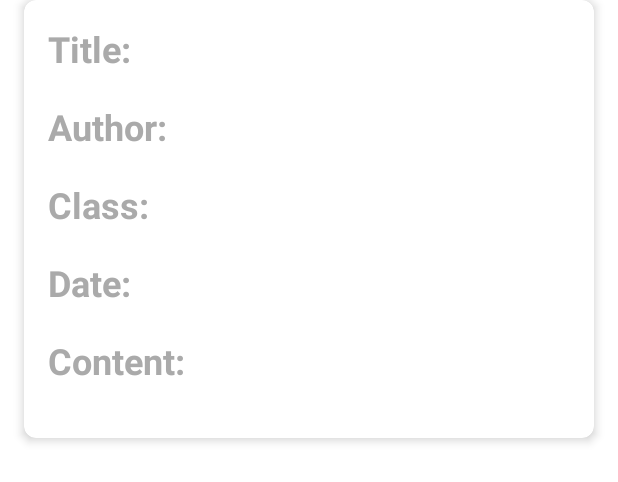
After one commit to Faixifk/ILTeacherApp, an Android app: the layout announcement_item.xml on its own in the app's theme, with its tools: preview values and no code run, on a phone screen of 412 x 824 dp. The commit adds this screen. Shown: the top 482 px of the screen. Run offline under Robolectric (Android 15) with nearby library versions, the phone set to English and light mode, and no system bars.

Commit message:
Added notifications, have some bug.

```diff
--- a/app/build.gradle
+++ b/app/build.gradle
@@ -65,4 +65,7 @@ dependencies {
 
     implementation 'com.android.volley:volley:1.2.1'
 
+    implementation 'com.google.android.material:material:1.4.0'
+
+
 }
--- a/app/src/main/java/com/example/intellilearnteacherapp/APIServices.kt
+++ b/app/src/main/java/com/example/intellilearnteacherapp/APIServices.kt
@@ -77,6 +77,9 @@ interface APIServices {
     @GET("addTeacherSchedule")
     fun getTeacherSchedule(@Query("teacher_ID") teacher_ID : Int) : Call<List<TeacherScheduleItem>>
 
+    @GET("teacherAnnouncement")
+    fun getTeacherAnnouncements(@Query("author") teacher_ID : Int) : Call<List<TeacherAnnouncement>>
+
 
 }
 
--- /dev/null
+++ b/app/src/main/res/drawable/ic_notifications_white_24dp.xml
@@ -0,0 +1,5 @@
+<vector android:height="24dp" android:tint="#FFFFFF"
+    android:viewportHeight="24" android:viewportWidth="24"
+    android:width="24dp" xmlns:android="http://schemas.android.com/apk/res/android">
+    <path android:fillColor="@android:color/holo_red_dark" android:pathData="M12,22c1.1,0 2,-0.9 2,-2h-4c0,1.1 0.89,2 2,2zM18,16v-5c0,-3.07 -1.64,-5.64 -4.5,-6.32L13.5,4c0,-0.83 -0.67,-1.5 -1.5,-1.5s-1.5,0.67 -1.5,1.5v0.68C7.63,5.36 6,7.92 6,11v5l-2,2v1h16v-1l-2,-2z"/>
+</vector>
--- /dev/null
+++ b/app/src/main/res/layout/announcement_item.xml
@@ -0,0 +1,91 @@
+<?xml version="1.0" encoding="utf-8"?>
+<androidx.cardview.widget.CardView xmlns:android="http://schemas.android.com/apk/res/android"
+    xmlns:app="http://schemas.android.com/apk/res-auto"
+    android:id="@+id/announcementCardView"
+    android:layout_width="match_parent"
+    android:layout_height="wrap_content"
+    android:layout_marginBottom="16dp"
+    android:layout_marginLeft="16dp"
+    android:layout_marginRight="16dp"
+    app:cardCornerRadius="8dp"
+    app:cardElevation="4dp">
+
+    <LinearLayout
+        android:id="@+id/announcementLinearLayout"
+        android:layout_width="match_parent"
+        android:layout_height="wrap_content"
+        android:orientation="vertical"
+        android:padding="16dp">
+
+        <TextView
+            android:id="@+id/announcementTitleTextView"
+            style="@style/TitleTextStyle"
+            android:layout_width="match_parent"
+            android:layout_height="wrap_content"
+            android:text="@string/announcement_title_label"
+            android:textColor="@android:color/darker_gray" />
+
+        <TextView
+            android:id="@+id/announcementTitleValueTextView"
+            android:layout_width="match_parent"
+            android:layout_height="wrap_content"
+            android:textColor="@android:color/black"
+            android:textStyle="bold" />
+
+        <TextView
+            android:id="@+id/announcementAuthorTextView"
+            style="@style/TitleTextStyle"
+            android:layout_width="match_parent"
+            android:layout_height="wrap_content"
+            android:text="@string/announcement_author_label"
+            android:textColor="@android:color/darker_gray" />
+
+        <TextView
+            android:id="@+id/announcementAuthorValueTextView"
+            android:layout_width="match_parent"
+            android:layout_height="wrap_content"
+            android:textColor="@android:color/black" />
+
+        <TextView
+            android:id="@+id/announcementClassTextView"
+            style="@style/TitleTextStyle"
+            android:layout_width="match_parent"
+            android:layout_height="wrap_content"
+            android:text="@string/announcement_class_label"
+            android:textColor="@android:color/darker_gray" />
+
+        <TextView
+            android:id="@+id/announcementClassValueTextView"
+            android:layout_width="match_parent"
+            android:layout_height="wrap_content"
+            android:textColor="@android:color/black" />
+
+        <TextView
+            android:id="@+id/announcementDateTextView"
+            style="@style/TitleTextStyle"
+            android:layout_width="match_parent"
+            android:layout_height="wrap_content"
+            android:text="@string/announcement_date_label"
+            android:textColor="@android:color/darker_gray" />
+
+        <TextView
+            android:id="@+id/announcementDateValueTextView"
+            android:layout_width="match_parent"
+            android:layout_height="wrap_content"
+            android:textColor="@android:color/black" />
+
+        <TextView
+            android:id="@+id/announcementContentTextView"
+            style="@style/TitleTextStyle"
+            android:layout_width="match_parent"
+            android:layout_height="wrap_content"
+            android:text="@string/announcement_content_label"
+            android:textColor="@android:color/darker_gray" />
+
+        <TextView
+            android:id="@+id/announcementContentValueTextView"
+            android:layout_width="match_parent"
+            android:layout_height="wrap_content"
+            android:textColor="@android:color/black" />
+    </LinearLayout>
+</androidx.cardview.widget.CardView>
--- a/app/src/main/res/values/colors.xml
+++ b/app/src/main/res/values/colors.xml
@@ -23,5 +23,10 @@
     <color name="button_background_color">#3F51B5</color>
     <color name="green">#4CAF50</color>
     <color name="red">#F44336</color>
+    <color name="brownButton">#C46200</color>
+
+    <color name="primary_color">#3F51B5</color>
+    <color name="primary_dark_color">#303F9F</color>
+    <color name="accent_color">#FF4081</color>
 
 </resources>
--- a/app/src/main/res/values/strings.xml
+++ b/app/src/main/res/values/strings.xml
@@ -35,4 +35,13 @@
     <string name="hello_first_fragment">Hello first fragment</string>
     <string name="hello_second_fragment">Hello second fragment. Arg: %1$s</string>
 
+    <string name="announcements_title">My Announcements</string>
+    <string name="announcement_title_label">Title:</string>
+    <string name="announcement_author_label">Author:</string>
+    <string name="announcement_class_label">Class:</string>
+    <string name="announcement_date_label">Date:</string>
+    <string name="announcement_content_label">Content:</string>
+    <string name="loading_announcements_message">Loading announcements...</string>
+
+
 </resources>
--- a/app/src/main/res/values/styles.xml
+++ b/app/src/main/res/values/styles.xml
@@ -19,4 +19,15 @@
         <item name="android:background">@color/colorAccent</item>
     </style>
 
+    <style name="AppTheme" parent="Theme.MaterialComponents.Light.DarkActionBar">
+        <item name="colorPrimary">@color/primary_color</item>
+        <item name="colorPrimaryDark">@color/primary_dark_color</item>
+        <item name="colorAccent">@color/accent_color</item>
+    </style>
+
+    <style name="TitleTextStyle" parent="TextAppearance.MaterialComponents.Headline5">
+        <item name="android:textColor">@android:color/black</item>
+        <item name="android:textStyle">bold</item>
+    </style>
+
 </resources>
```
Also changed, not shown: app/src/main/AndroidManifest.xml (+7 -0 lines), app/src/main/java/com/example/intellilearnteacherapp/MyAnnouncements.kt (added, +109 -0 lines), app/src/main/java/com/example/intellilearnteacherapp/NavigationScreenActivity.kt (+44 -2 lines), app/src/main/java/com/example/intellilearnteacherapp/models/TeacherAnnouncement.kt (added, +13 -0 lines), app/src/main/java/com/example/intellilearnteacherapp/models/TeacherModel.kt (added, +17 -0 lines), app/src/main/res/layout/activity_my_announcements.xml (added, +44 -0 lines), app/src/main/res/layout/activity_navigation_screen.xml (+30 -21 lines), app/src/main/res/layout/available_notes_list.xml (+16 -8 lines), 1 other file.
